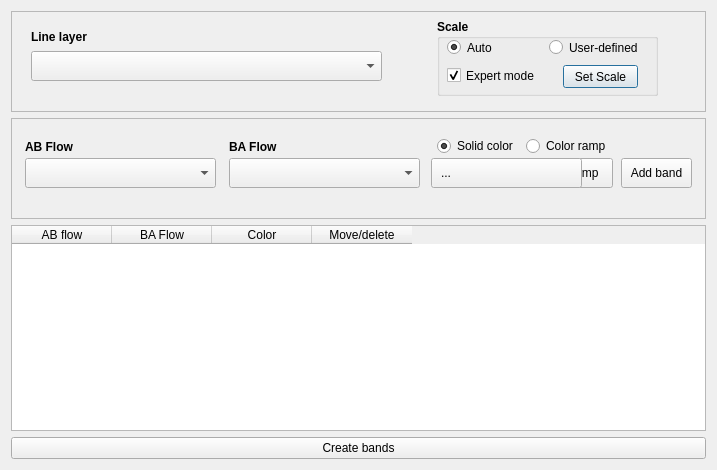
This is gis/forms/ui_bandwidths.ui in AequilibraE/qaequilibrae as Qt 5 draws it before an edit. The edited form follows.
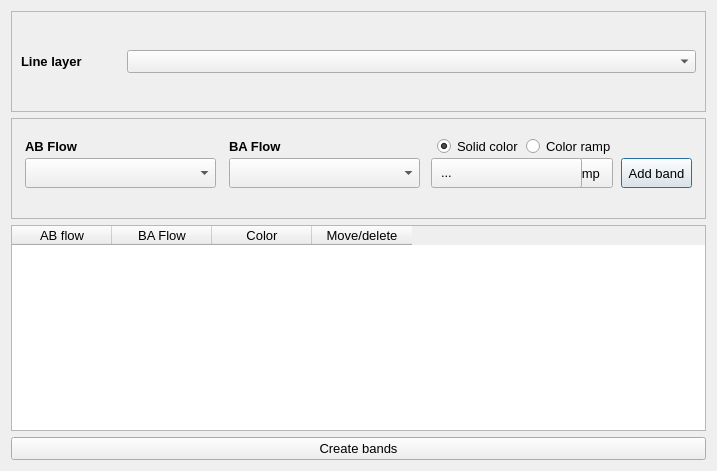
This is the edited form. Custom widgets are drawn as their Qt base class.

Commit message: Stacked bandwidths

What changed in the file:
```diff
--- a/gis/forms/ui_bandwidths.ui
+++ b/gis/forms/ui_bandwidths.ui
@@ -7,7 +7,7 @@
     <x>0</x>
     <y>0</y>
     <width>717</width>
-    <height>470</height>
+    <height>471</height>
    </rect>
   </property>
   <property name="maximumSize">
@@ -20,166 +20,60 @@
    <string>AequilibraE - Stacked Bandwidth and color ramps</string>
   </property>
   <layout class="QGridLayout" name="gridLayout">
-   <item row="0" column="0">
-    <widget class="QFrame" name="frame">
-     <property name="minimumSize">
+   <item row="4" column="0">
+    <widget class="QTableWidget" name="bands_list">
+     <property name="maximumSize">
       <size>
-       <width>691</width>
-       <height>101</height>
+       <width>6710</width>
+       <height>1810</height>
       </size>
      </property>
-     <property name="frameShape">
-      <enum>QFrame::StyledPanel</enum>
+     <property name="font">
+      <font>
+       <pointsize>10</pointsize>
+      </font>
      </property>
-     <property name="frameShadow">
-      <enum>QFrame::Raised</enum>
+     <property name="accessibleName">
+      <string>&lt;html&gt;&lt;head/&gt;&lt;body&gt;&lt;p&gt;xcxc&lt;/p&gt;&lt;/body&gt;&lt;/html&gt;</string>
      </property>
-     <widget class="QgsMapLayerComboBox" name="mMapLayerComboBox">
-      <property name="geometry">
-       <rect>
-        <x>20</x>
-        <y>40</y>
-        <width>351</width>
-        <height>30</height>
-       </rect>
+     <property name="selectionMode">
+      <enum>QAbstractItemView::SingleSelection</enum>
+     </property>
+     <property name="selectionBehavior">
+      <enum>QAbstractItemView::SelectRows</enum>
+     </property>
+     <property name="rowCount">
+      <number>0</number>
+     </property>
+     <property name="columnCount">
+      <number>4</number>
+     </property>
+     <attribute name="verticalHeaderDefaultSectionSize">
+      <number>27</number>
+     </attribute>
+     <column>
+      <property name="text">
+       <string>AB flow</string>
       </property>
-     </widget>
-     <widget class="QLabel" name="label_3">
-      <property name="geometry">
-       <rect>
-        <x>20</x>
-        <y>15</y>
-        <width>131</width>
-        <height>21</height>
-       </rect>
+     </column>
+     <column>
+      <property name="text">
+       <string>BA Flow</string>
       </property>
-      <property name="font">
-       <font>
-        <pointsize>9</pointsize>
-        <weight>75</weight>
-        <bold>true</bold>
-       </font>
+     </column>
+     <column>
+      <property name="text">
+       <string>Color</string>
       </property>
+     </column>
+     <column>
       <property name="text">
-       <string>Line layer</string>
+       <string>Move/delete</string>
       </property>
-     </widget>
-     <widget class="QGroupBox" name="gbox_scale">
-      <property name="geometry">
-       <rect>
-        <x>426</x>
-        <y>8</y>
-        <width>221</width>
-        <height>77</height>
-       </rect>
-      </property>
-      <property name="maximumSize">
-       <size>
-        <width>221</width>
-        <height>77</height>
-       </size>
-      </property>
-      <property name="font">
-       <font>
-        <pointsize>9</pointsize>
-        <weight>75</weight>
-        <bold>true</bold>
-       </font>
-      </property>
-      <property name="title">
-       <string>Scale</string>
-      </property>
-      <widget class="QRadioButton" name="rdo_scale_custom">
-       <property name="geometry">
-        <rect>
-         <x>112</x>
-         <y>20</y>
-         <width>91</width>
-         <height>17</height>
-        </rect>
-       </property>
-       <property name="font">
-        <font>
-         <pointsize>9</pointsize>
-         <weight>50</weight>
-         <bold>false</bold>
-        </font>
-       </property>
-       <property name="text">
-        <string>User-defined</string>
-       </property>
-      </widget>
-      <widget class="QRadioButton" name="rdo_scale_auto">
-       <property name="geometry">
-        <rect>
-         <x>10</x>
-         <y>20</y>
-         <width>82</width>
-         <height>17</height>
-        </rect>
-       </property>
-       <property name="font">
-        <font>
-         <pointsize>9</pointsize>
-         <weight>50</weight>
-         <bold>false</bold>
-        </font>
-       </property>
-       <property name="text">
-        <string>Auto</string>
-       </property>
-       <property name="checked">
-        <bool>true</bool>
-       </property>
-      </widget>
-      <widget class="QPushButton" name="but_set_scale">
-       <property name="geometry">
-        <rect>
-         <x>126</x>
-         <y>46</y>
-         <width>75</width>
-         <height>23</height>
-        </rect>
-       </property>
-       <property name="font">
-        <font>
-         <weight>50</weight>
-         <bold>false</bold>
-        </font>
-       </property>
-       <property name="text">
-        <string>Set Scale</string>
-       </property>
-      </widget>
-      <widget class="QCheckBox" name="chk_expert_mode">
-       <property name="geometry">
-        <rect>
-         <x>10</x>
-         <y>48</y>
-         <width>101</width>
-         <height>17</height>
-        </rect>
-       </property>
-       <property name="font">
-        <font>
-         <weight>50</weight>
-         <bold>false</bold>
-        </font>
-       </property>
-       <property name="toolTip">
-        <string>&lt;html&gt;&lt;head/&gt;&lt;body&gt;&lt;p&gt;Reference band size and value are put on variables.&lt;/p&gt;&lt;p&gt;The user can control the map apperance by symply changing the values&lt;/p&gt;&lt;/body&gt;&lt;/html&gt;</string>
-       </property>
-       <property name="text">
-        <string>Expert mode</string>
-       </property>
-       <property name="checked">
-        <bool>true</bool>
-       </property>
-      </widget>
-     </widget>
+     </column>
     </widget>
    </item>
-   <item row="1" column="0">
+   <item row="3" column="0">
     <widget class="QFrame" name="frame_3">
      <property name="minimumSize">
       <size>
@@ -187,6 +81,11 @@
        <height>101</height>
       </size>
      </property>
+     <property name="font">
+      <font>
+       <pointsize>10</pointsize>
+      </font>
+     </property>
      <property name="frameShape">
       <enum>QFrame::StyledPanel</enum>
      </property>
@@ -204,7 +103,7 @@
       </property>
       <property name="font">
        <font>
-        <pointsize>9</pointsize>
+        <pointsize>10</pointsize>
        </font>
       </property>
       <property name="text">
@@ -222,7 +121,7 @@
       </property>
       <property name="font">
        <font>
-        <pointsize>9</pointsize>
+        <pointsize>10</pointsize>
        </font>
       </property>
       <property name="text">
@@ -240,7 +139,7 @@
       </property>
       <property name="font">
        <font>
-        <pointsize>9</pointsize>
+        <pointsize>10</pointsize>
        </font>
       </property>
       <property name="text">
@@ -256,6 +155,11 @@
         <height>30</height>
        </rect>
       </property>
+      <property name="font">
+       <font>
+        <pointsize>10</pointsize>
+       </font>
+      </property>
      </widget>
      <widget class="QLabel" name="label_6">
       <property name="geometry">
@@ -268,7 +172,7 @@
       </property>
       <property name="font">
        <font>
-        <pointsize>9</pointsize>
+        <pointsize>10</pointsize>
         <weight>75</weight>
         <bold>true</bold>
        </font>
@@ -288,7 +192,7 @@
       </property>
       <property name="font">
        <font>
-        <pointsize>9</pointsize>
+        <pointsize>10</pointsize>
         <weight>75</weight>
         <bold>true</bold>
        </font>
@@ -306,6 +210,11 @@
         <height>30</height>
        </rect>
       </property>
+      <property name="font">
+       <font>
+        <pointsize>10</pointsize>
+       </font>
+      </property>
      </widget>
      <widget class="QRadioButton" name="rdo_color">
       <property name="geometry">
@@ -318,7 +227,7 @@
       </property>
       <property name="font">
        <font>
-        <pointsize>9</pointsize>
+        <pointsize>10</pointsize>
        </font>
       </property>
       <property name="text">
@@ -337,6 +246,11 @@
         <height>30</height>
        </rect>
       </property>
+      <property name="font">
+       <font>
+        <pointsize>10</pointsize>
+       </font>
+      </property>
      </widget>
      <widget class="QLabel" name="txt_ramp">
       <property name="geometry">
@@ -347,6 +261,11 @@
         <height>17</height>
        </rect>
       </property>
+      <property name="font">
+       <font>
+        <pointsize>10</pointsize>
+       </font>
+      </property>
       <property name="text">
        <string>...</string>
       </property>
@@ -354,58 +273,62 @@
     </widget>
    </item>
    <item row="2" column="0">
-    <widget class="QTableWidget" name="bands_list">
-     <property name="maximumSize">
+    <widget class="QFrame" name="frame">
+     <property name="minimumSize">
       <size>
-       <width>6710</width>
-       <height>1810</height>
+       <width>691</width>
+       <height>101</height>
       </size>
      </property>
-     <property name="accessibleName">
-      <string>&lt;html&gt;&lt;head/&gt;&lt;body&gt;&lt;p&gt;xcxc&lt;/p&gt;&lt;/body&gt;&lt;/html&gt;</string>
+     <property name="font">
+      <font>
+       <pointsize>10</pointsize>
+      </font>
      </property>
-     <property name="selectionMode">
-      <enum>QAbstractItemView::SingleSelection</enum>
+     <property name="frameShape">
+      <enum>QFrame::StyledPanel</enum>
      </property>
-     <property name="selectionBehavior">
-      <enum>QAbstractItemView::SelectRows</enum>
+     <property name="frameShadow">
+      <enum>QFrame::Raised</enum>
      </property>
-     <property name="rowCount">
-      <number>0</number>
-     </property>
-     <property name="columnCount">
-      <number>4</number>
-     </property>
-     <attribute name="verticalHeaderDefaultSectionSize">
-      <number>27</number>
-     </attribute>
-     <column>
-      <property name="text">
-       <string>AB flow</string>
-      </property>
-     </column>
-     <column>
-      <property name="text">
-       <string>BA Flow</string>
-      </property>
-     </column>
-     <column>
-      <property name="text">
-       <string>Color</string>
-      </property>
-     </column>
-     <column>
-      <property name="text">
-       <string>Move/delete</string>
-      </property>
-     </column>
+     <layout class="QGridLayout" name="gridLayout_2">
+      <item row="1" column="1">
+       <widget class="QgsMapLayerComboBox" name="mMapLayerComboBox">
+        <property name="font">
+         <font>
+          <pointsize>10</pointsize>
+         </font>
+        </property>
+       </widget>
+      </item>
+      <item row="1" column="0">
+       <widget class="QLabel" name="label_3">
+        <property name="maximumSize">
+         <size>
+          <width>100</width>
+          <height>16777215</height>
+         </size>
+        </property>
+        <property name="font">
+         <font>
+          <pointsize>10</pointsize>
+          <weight>75</weight>
+          <bold>true</bold>
+         </font>
+        </property>
+        <property name="text">
+         <string>Line layer</string>
+        </property>
+       </widget>
+      </item>
+     </layout>
     </widget>
    </item>
-   <item row="3" column="0">
+   <item row="5" column="0">
     <widget class="QPushButton" name="but_run">
      <property name="font">
       <font>
-       <pointsize>9</pointsize>
+       <pointsize>10</pointsize>
       </font>
      </property>
      <property name="text">
```
Left out of the diff: 1 changed line with no effect on the pictures. The commit also changes 8 other files.
